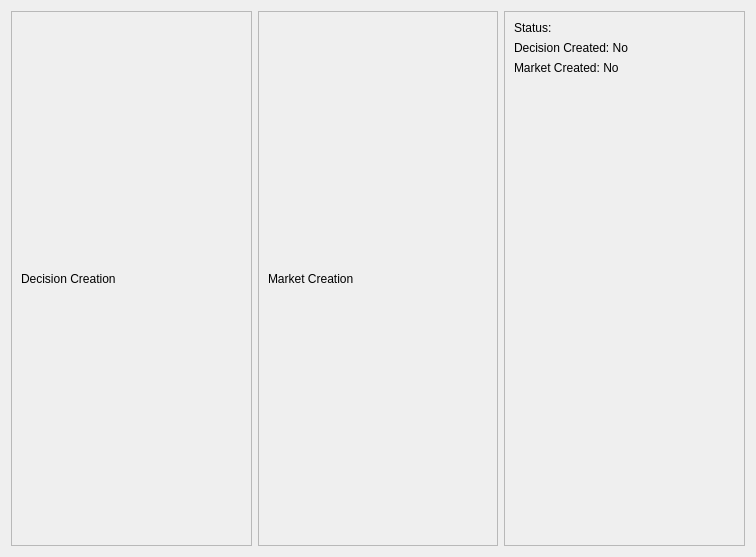
Above: src/qt/forms/combocreationwidget.ui from brishtiteveja/truthcoin-cpp before the change. Below: the same form after it.
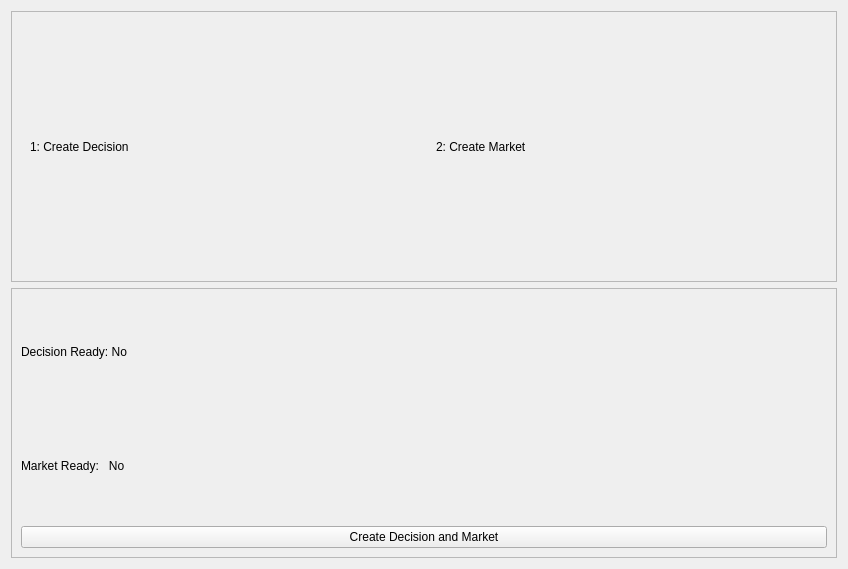
That is the form after the change.

Commit message: Update combo creation ui

The edit to the form file:
```diff
--- a/src/qt/forms/combocreationwidget.ui
+++ b/src/qt/forms/combocreationwidget.ui
@@ -6,18 +6,27 @@
    <rect>
     <x>0</x>
     <y>0</y>
-    <width>756</width>
-    <height>557</height>
+    <width>848</width>
+    <height>569</height>
    </rect>
   </property>
   <property name="windowTitle">
    <string>Form</string>
   </property>
+  <layout class="QVBoxLayout" name="verticalLayout_4">
+   <item>
+    <widget class="QFrame" name="frame_2">
+     <property name="frameShape">
+      <enum>QFrame::StyledPanel</enum>
+     </property>
+     <property name="frameShadow">
+      <enum>QFrame::Raised</enum>
+     </property>
   <layout class="QHBoxLayout" name="horizontalLayout">
    <item>
     <widget class="QFrame" name="frameDecision">
      <property name="frameShape">
-      <enum>QFrame::StyledPanel</enum>
+         <enum>QFrame::NoFrame</enum>
      </property>
      <property name="frameShadow">
       <enum>QFrame::Raised</enum>
@@ -26,7 +35,7 @@
       <item>
        <widget class="QLabel" name="labelDecision">
         <property name="text">
-         <string>Decision Creation</string>
+            <string>1: Create Decision</string>
         </property>
        </widget>
       </item>
@@ -36,7 +45,7 @@
    <item>
     <widget class="QFrame" name="frameMarket">
      <property name="frameShape">
-      <enum>QFrame::StyledPanel</enum>
+         <enum>QFrame::NoFrame</enum>
      </property>
      <property name="frameShadow">
       <enum>QFrame::Raised</enum>
@@ -45,8 +54,11 @@
       <item>
        <widget class="QLabel" name="labelMarket">
         <property name="text">
-         <string>Market Creation</string>
-        </property>
+            <string>2: Create Market</string>
+           </property>
+          </widget>
+         </item>
+        </layout>
        </widget>
       </item>
      </layout>
@@ -61,39 +73,26 @@
       <enum>QFrame::Raised</enum>
      </property>
      <layout class="QVBoxLayout" name="verticalLayout_3">
-      <item>
-       <widget class="QLabel" name="labelStatus">
-        <property name="text">
-         <string>Status:</string>
-        </property>
-       </widget>
-      </item>
       <item>
        <widget class="QLabel" name="labelDecisionCreated">
         <property name="text">
-         <string>Decision Created: No</string>
+         <string>Decision Ready: No</string>
         </property>
        </widget>
       </item>
       <item>
        <widget class="QLabel" name="labelMarketCreated">
         <property name="text">
-         <string>Market Created: No</string>
+         <string>Market Ready:   No</string>
         </property>
        </widget>
       </item>
       <item>
-       <spacer name="verticalSpacer">
-        <property name="orientation">
-         <enum>Qt::Vertical</enum>
+       <widget class="QPushButton" name="pushButtonCreateCombo">
+        <property name="text">
+         <string>Create Decision and Market</string>
         </property>
-        <property name="sizeHint" stdset="0">
-         <size>
-          <width>20</width>
-          <height>40</height>
-         </size>
-        </property>
-       </spacer>
+       </widget>
       </item>
      </layout>
     </widget>
```
Lines whose indentation alone changed are shown as unchanged. The commit also changes 2 other files.
